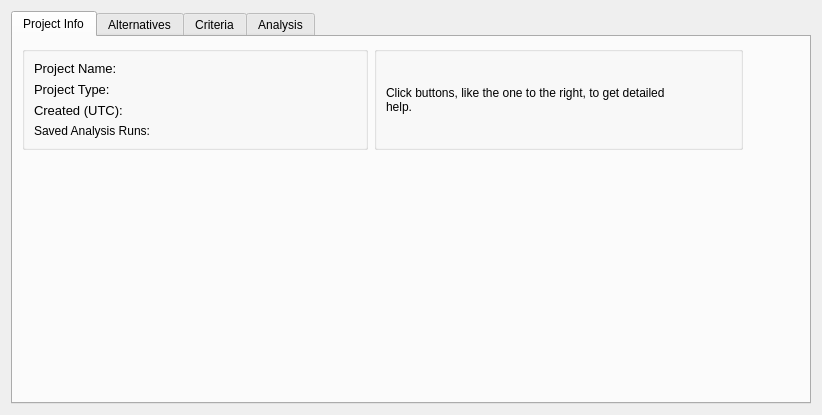
Above: src/gui/project_view.ui from Ecotrust/delphos before the change. Below: the same form after it.
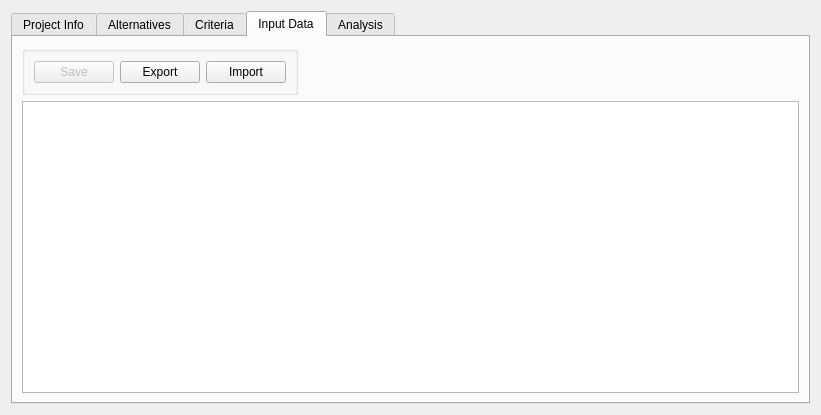
That is the form after the change. The open tabs and pages were chosen to show the change. Icons and pictures are not drawn. Custom widgets are drawn as their Qt base class.

Diff of the .ui file:
```diff
--- a/src/gui/project_view.ui
+++ b/src/gui/project_view.ui
@@ -12,6 +12,12 @@
     <height>415</height>
    </rect>
   </property>
+  <property name="minimumSize" >
+   <size>
+    <width>650</width>
+    <height>0</height>
+   </size>
+  </property>
   <property name="font" >
    <font>
     <family>Arial</family>
@@ -164,7 +170,7 @@
           <widget class="QGroupBox" name="groupBox_6" >
            <property name="minimumSize" >
             <size>
-             <width>0</width>
+             <width>150</width>
              <height>0</height>
             </size>
            </property>
@@ -662,6 +668,114 @@
        </item>
       </layout>
      </widget>
+     <widget class="QWidget" name="tab_5" >
+      <attribute name="title" >
+       <string>Input Data</string>
+      </attribute>
+      <layout class="QVBoxLayout" >
+       <item>
+        <layout class="QHBoxLayout" >
+         <item>
+          <widget class="QGroupBox" name="groupBox_11" >
+           <property name="title" >
+            <string/>
+           </property>
+           <layout class="QHBoxLayout" >
+            <item>
+             <widget class="QPushButton" name="save_button" >
+              <property name="enabled" >
+               <bool>false</bool>
+              </property>
+              <property name="text" >
+               <string>Save</string>
+              </property>
+             </widget>
+            </item>
+            <item>
+             <widget class="QPushButton" name="export_button" >
+              <property name="text" >
+               <string>Export</string>
+              </property>
+             </widget>
+            </item>
+            <item>
+             <widget class="QPushButton" name="import_button" >
+              <property name="text" >
+               <string>Import</string>
+              </property>
+             </widget>
+            </item>
+           </layout>
+          </widget>
+         </item>
+         <item>
+          <widget class="HelpButton" name="help_input_global_data" >
+           <property name="text" >
+            <string/>
+           </property>
+           <property name="icon" >
+            <iconset resource="../resources.qrc" >:/images/help.png</iconset>
+           </property>
+           <property name="iconSize" >
+            <size>
+             <width>24</width>
+             <height>24</height>
+            </size>
+           </property>
+           <property name="flat" >
+            <bool>true</bool>
+           </property>
+          </widget>
+         </item>
+         <item>
+          <spacer>
+           <property name="orientation" >
+            <enum>Qt::Horizontal</enum>
+           </property>
+           <property name="sizeHint" >
+            <size>
+             <width>411</width>
+             <height>44</height>
+            </size>
+           </property>
+          </spacer>
+         </item>
+        </layout>
+       </item>
+       <item>
+        <layout class="QHBoxLayout" >
+         <item>
+          <widget class="InputGlobalTableWidget" name="input_table" >
+           <property name="enabled" >
+            <bool>true</bool>
+           </property>
+           <property name="mouseTracking" >
+            <bool>false</bool>
+           </property>
+           <property name="editTriggers" >
+            <set>QAbstractItemView::AllEditTriggers</set>
+           </property>
+           <property name="dragDropOverwriteMode" >
+            <bool>false</bool>
+           </property>
+           <property name="alternatingRowColors" >
+            <bool>false</bool>
+           </property>
+           <property name="horizontalScrollMode" >
+            <enum>QAbstractItemView::ScrollPerPixel</enum>
+           </property>
+           <property name="rowCount" >
+            <number>0</number>
+           </property>
+           <property name="columnCount" >
+            <number>0</number>
+           </property>
+          </widget>
+         </item>
+        </layout>
+       </item>
+      </layout>
+     </widget>
      <widget class="QWidget" name="tab_4" >
       <attribute name="title" >
        <string>Analysis</string>
@@ -995,6 +1109,11 @@
    <extends>QPushButton</extends>
    <header location="global" >HelpButton.h</header>
   </customwidget>
+  <customwidget>
+   <class>InputGlobalTableWidget</class>
+   <extends>QTableWidget</extends>
+   <header>InputGlobalTableWidget.h</header>
+  </customwidget>
  </customwidgets>
  <resources>
   <include location="../resources.qrc" />
```
Left out of the diff: 32 changed lines with no effect on the pictures.
